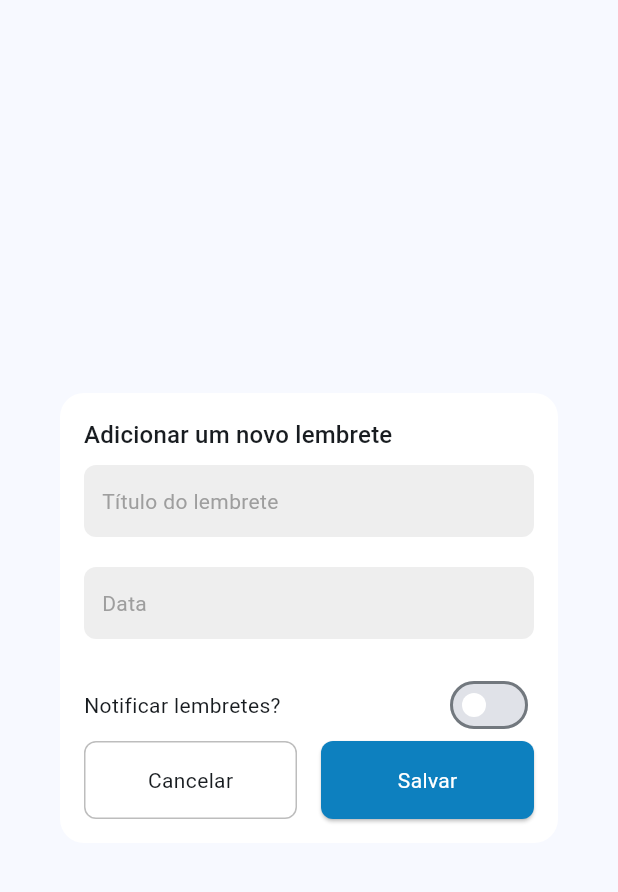
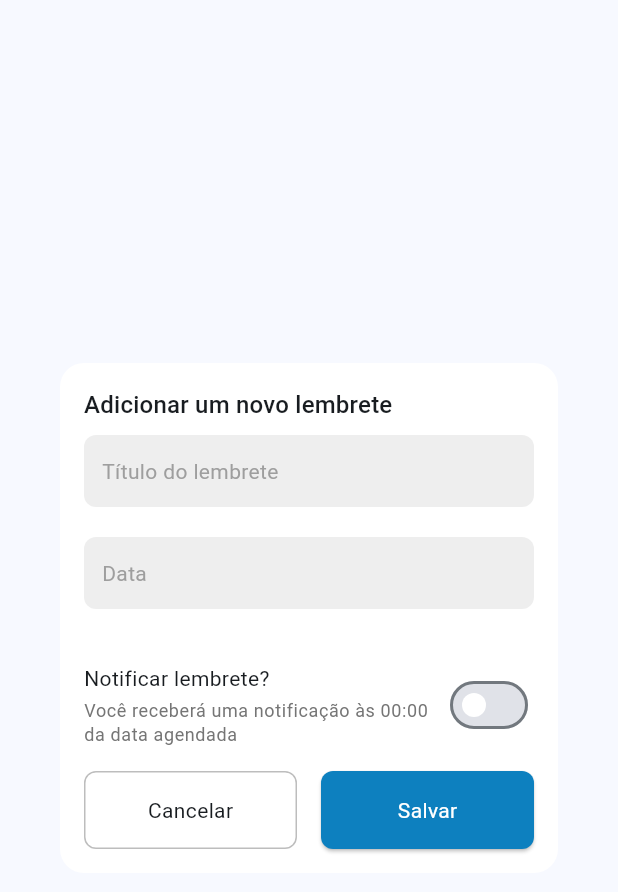
Before and after one commit to diogomachad0/auto_care_plus_app, a Flutter app: the AdicionarLembreteWidget widget shown alone on an empty page, opened directly, after a tap on "Salvar", on a phone screen of 412 x 824 dp. Shown: the top 892 px of the screen. Run offline on Flutter 3.47's test engine with Material 3 defaults, Android fonts, the phone set to English and light mode, and no system bars; drawn by our look-alikes of oktoast; our stand-ins replace firebase_auth, firebase_core, fl_chart, flutter_local_notifications, flutter_map, flutter_mobx and 10 more; missing offline and left inert: pkg_flutter_utils; accounts and stored records are empty; generated files the repository leaves out were written again; Roboto replaces fonts that are missing (Cabin).

Commit message:
fix: correções p/ notificações

```diff
--- a/lib/app/modules/lembrete/submodules/adicionar_lembrete/adicionar_lembrete_widget.dart
+++ b/lib/app/modules/lembrete/submodules/adicionar_lembrete/adicionar_lembrete_widget.dart
@@ -1,6 +1,6 @@
 import 'package:auto_care_plus_app/app/modules/lembrete/lembrete_controller.dart';
 import 'package:auto_care_plus_app/app/shared/mixin/theme_mixin.dart';
-import 'package:auto_care_plus_app/app/shared/route/route.dart';
+import 'package:auto_care_plus_app/app/shared/widgets/dialog_custom/dialog_error.dart';
 import 'package:auto_care_plus_app/app/shared/widgets/text_field_custom/text_field_custom.dart';
 import 'package:flutter/material.dart';
 import 'package:flutter_modular/flutter_modular.dart';
@@ -9,12 +9,10 @@ class AdicionarLembreteWidget extends StatefulWidget {
   const AdicionarLembreteWidget({super.key});
 
   @override
-  State<AdicionarLembreteWidget> createState() =>
-      _AdicionarLembreteWidgetState();
+  State<AdicionarLembreteWidget> createState() => _AdicionarLembreteWidgetState();
 }
 
-class _AdicionarLembreteWidgetState extends State<AdicionarLembreteWidget>
-    with ThemeMixin {
+class _AdicionarLembreteWidgetState extends State<AdicionarLembreteWidget> with ThemeMixin {
   final TextEditingController _tituloController = TextEditingController();
   final TextEditingController _dataController = TextEditingController();
   bool _notificar = false;
@@ -65,12 +63,29 @@ class _AdicionarLembreteWidgetState extends State<AdicionarLembreteWidget>
   }
 
   Widget _buildNotificationToggle() {
-    return Row(
+    return Container(
+      margin: const EdgeInsets.symmetric(vertical: 16),
+      child: Row(
         mainAxisAlignment: MainAxisAlignment.spaceBetween,
         children: [
+          Expanded(
+            child: Column(
+              crossAxisAlignment: CrossAxisAlignment.start,
+              children: [
                 Text(
-          'Notificar lembretes?',
+                  'Notificar lembrete?',
                   style: textTheme.bodyMedium,
+                ),
+                const SizedBox(height: 4),
+                Text(
+                  'Você receberá uma notificação às 00:00 da data agendada',
+                  style: textTheme.bodySmall?.copyWith(
+                    color: Colors.grey[600],
+                    fontSize: 12,
+                  ),
+                ),
+              ],
+            ),
           ),
           Switch(
             value: _notificar,
@@ -84,6 +99,7 @@ class _AdicionarLembreteWidgetState extends State<AdicionarLembreteWidget>
             inactiveThumbColor: Colors.white,
           ),
         ],
+      ),
     );
   }
 
@@ -112,24 +128,24 @@ class _AdicionarLembreteWidgetState extends State<AdicionarLembreteWidget>
         Expanded(
           child: ElevatedButton(
             onPressed: () async {
-              if (_tituloController.text.isEmpty ||
-                  _dataController.text.isEmpty) return;
-
+              if (_tituloController.text.isEmpty || _dataController.text.isEmpty) return;
+              try {
                 final parts = _dataController.text.split('/');
                 final data = DateTime(
                   int.parse(parts[2]),
                   int.parse(parts[1]),
                   int.parse(parts[0]),
                 );
-
                 controller.updateLembrete(
                   _tituloController.text,
                   data,
                   _notificar,
                 );
-
                 await controller.save();
                 Modular.to.pop(true);
+              } catch (e, s) {
+                await DialogError.show(context, 'Erro ao salvar o lembrete: \nErro: ${e.toString()}', s);
+              }
             },
             style: ElevatedButton.styleFrom(
               backgroundColor: colorScheme.primary,
```
Lines whose indentation alone changed are shown as unchanged.
